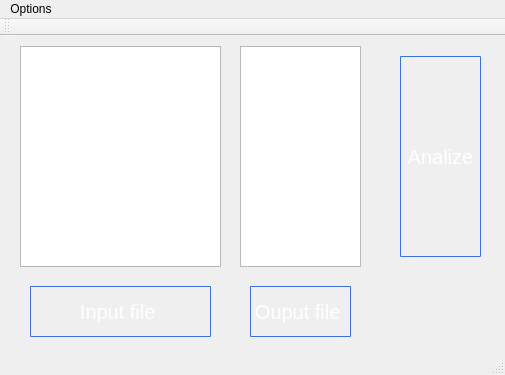
Qt form Lab1/mainwindow.ui (SuperSolik/study-cpp-projects) before a commit.
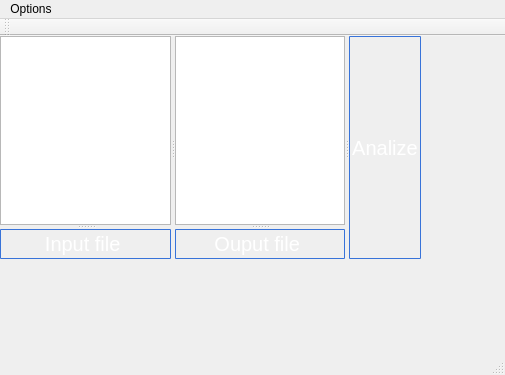
The same form after that commit.

The edit to the form file:
```diff
--- a/Lab1/mainwindow.ui
+++ b/Lab1/mainwindow.ui
@@ -29,64 +29,50 @@
 }</string>
   </property>
   <widget class="QWidget" name="centralWidget">
+   <widget class="QSplitter" name="splitter_4">
+    <property name="geometry">
+     <rect>
+      <x>0</x>
+      <y>0</y>
+      <width>421</width>
+      <height>223</height>
+     </rect>
+    </property>
+    <property name="orientation">
+     <enum>Qt::Horizontal</enum>
+    </property>
+    <widget class="QSplitter" name="splitter_3">
+     <property name="orientation">
+      <enum>Qt::Horizontal</enum>
+     </property>
+     <widget class="QSplitter" name="splitter">
+      <property name="orientation">
+       <enum>Qt::Vertical</enum>
+      </property>
+      <widget class="QTextBrowser" name="textBrowser"/>
    <widget class="QPushButton" name="pushButton">
-    <property name="geometry">
-     <rect>
-      <x>30</x>
-      <y>250</y>
-      <width>181</width>
-      <height>51</height>
-     </rect>
-    </property>
     <property name="text">
      <string>Input file </string>
     </property>
    </widget>
+     </widget>
+     <widget class="QSplitter" name="splitter_2">
+      <property name="orientation">
+       <enum>Qt::Vertical</enum>
+      </property>
+      <widget class="QTextBrowser" name="textBrowser_2"/>
    <widget class="QPushButton" name="pushButton_2">
-    <property name="geometry">
-     <rect>
-      <x>250</x>
-      <y>250</y>
-      <width>101</width>
-      <height>51</height>
-     </rect>
-    </property>
     <property name="text">
      <string>Ouput file </string>
     </property>
    </widget>
+     </widget>
+    </widget>
    <widget class="QPushButton" name="pushButton_3">
-    <property name="geometry">
-     <rect>
-      <x>400</x>
-      <y>20</y>
-      <width>81</width>
-      <height>201</height>
-     </rect>
-    </property>
     <property name="text">
      <string>Analize</string>
     </property>
    </widget>
-   <widget class="QTextBrowser" name="textBrowser">
-    <property name="geometry">
-     <rect>
-      <x>20</x>
-      <y>10</y>
-      <width>201</width>
-      <height>221</height>
-     </rect>
-    </property>
-   </widget>
-   <widget class="QTextBrowser" name="textBrowser_2">
-    <property name="geometry">
-     <rect>
-      <x>240</x>
-      <y>10</y>
-      <width>121</width>
-      <height>221</height>
-     </rect>
-    </property>
    </widget>
   </widget>
   <widget class="QMenuBar" name="menuBar">
```
Lines whose indentation alone changed are shown as unchanged.
